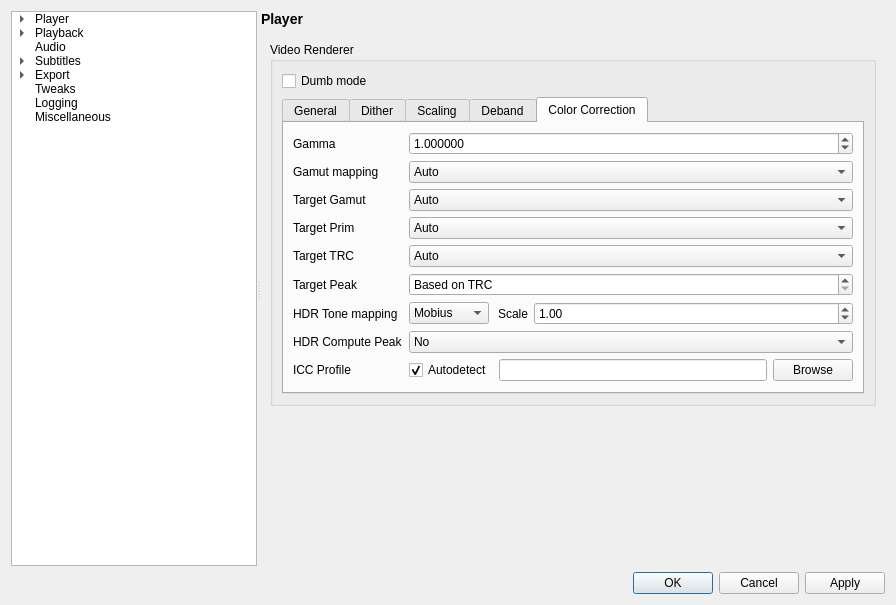
mpc-qt/mpc-qt, file settingswindow.ui: the form before one commit.
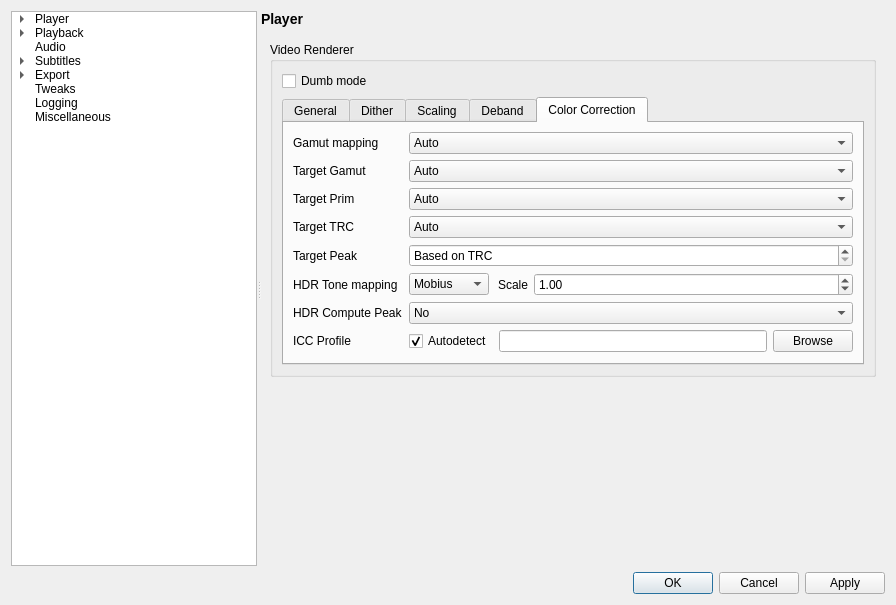
The form after the commit. The open tabs and pages were chosen to show the change.

Commit message:
Remove Gamma setting from Output > Color correction
Replaced by Miscellaneous > Color controls

```diff
--- a/settingswindow.ui
+++ b/settingswindow.ui
@@ -4009,33 +4009,6 @@
                   <property name="fieldGrowthPolicy">
                    <enum>QFormLayout::FieldGrowthPolicy::AllNonFixedFieldsGrow</enum>
                   </property>
-                  <item row="0" column="0">
-                   <widget class="QLabel" name="ccGammaLabel">
-                    <property name="text">
-                     <string>Gamma</string>
-                    </property>
-                   </widget>
-                  </item>
-                  <item row="0" column="1">
-                   <layout class="QHBoxLayout" name="ccGammaLayout" stretch="1">
-                    <item>
-                     <widget class="QDoubleSpinBox" name="ccGamma">
-                      <property name="decimals">
-                       <number>6</number>
-                      </property>
-                      <property name="minimum">
-                       <double>0.100000000000000</double>
-                      </property>
-                      <property name="maximum">
-                       <double>2.000000000000000</double>
-                      </property>
-                      <property name="value">
-                       <double>1.000000000000000</double>
-                      </property>
-                     </widget>
-                    </item>
-                   </layout>
-                  </item>
                   <item row="3" column="0">
                    <widget class="QLabel" name="ccTargetPrimLabel">
                     <property name="text">
```
The commit also changes 1 other file.
